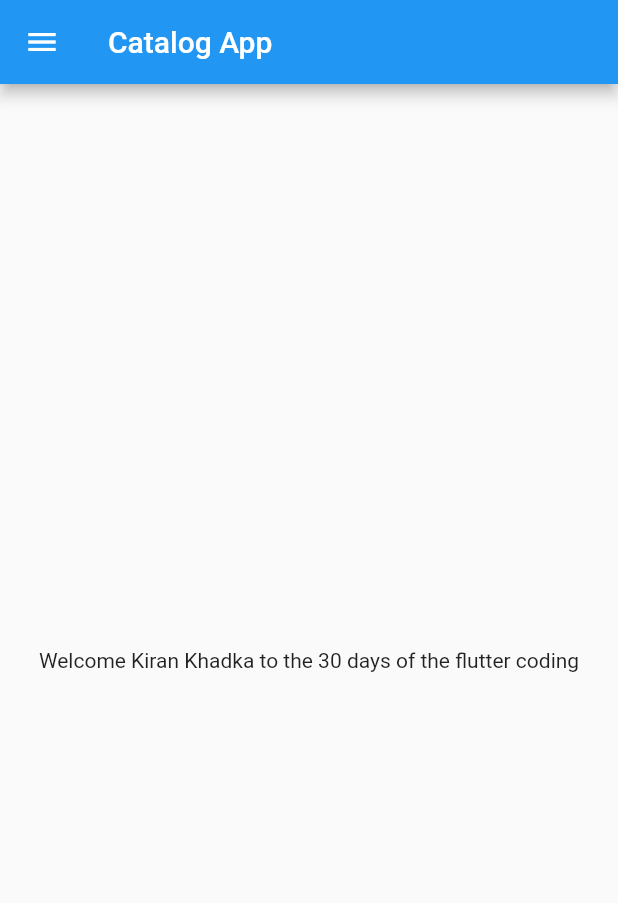
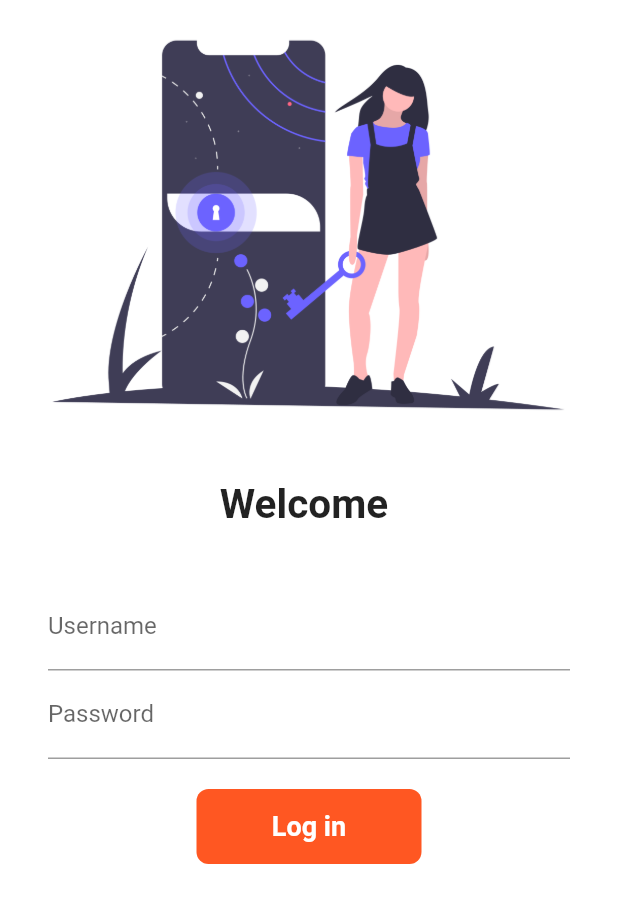
Before and after one commit to Kiran-Khadka/Catalog-App-using-Flutter-, a Flutter app: the screen it shows after launch, on a phone screen of 412 x 824 dp. Shown: the top 903 px of the screen. Run offline on Flutter 3.47's test engine with Material 2 defaults, Android fonts, the phone set to English and light mode, and no system bars; our stand-ins replace flutter_svg, google_fonts.

Commit message:
Day 6 Completed

```diff
--- a/lib/home_page.dart
+++ /dev/null
@@ -1,22 +0,0 @@
-import 'package:flutter/material.dart';
-
-class HomePage extends StatelessWidget {
-  final days = 30;
-  final name = "Kiran Khadka";
-
-  @override
-  Widget build(BuildContext context) {
-    return Scaffold(
-      appBar: AppBar(
-        title: Text("Catalog App"),
-      ),
-      // Scaffold is top level container for material app
-      body: Center(
-        child: Container(
-          child: Text("Welcome $name to the $days days of the flutter coding"),
-        ),
-      ),
-      drawer: Drawer(),
-    );
-  }
-}
--- a/lib/main.dart
+++ b/lib/main.dart
@@ -1,23 +1,49 @@
-
 import 'package:flutter/material.dart';
-import 'package:second_app/home_page.dart';
-
+import 'package:second_app/pages/home_page.dart';
+import 'package:second_app/pages/login_page.dart';
+import 'package:google_fonts/google_fonts.dart';
+import 'package:second_app/utils/routes.dart';
 void main() {
   runApp(MyApp());
 }
 
 class MyApp extends StatelessWidget {
-
   // for learning
   // const pi = 3.14; // constant value cannot be modified or changed
   // final      // final can be modified
   // widget is a kind of component
+  // function is outside of class whereas method is the function inside class
 
-
-  @override
-  Widget build(BuildContext context){
+  @override // completion of the task
+  Widget build(BuildContext context) {
+    ///bringVegetables( thaila: false); //
+    /// if the param is declared when calling the function then the function will take only that param which is declared when calling the function.
+    /// like bringVegetables(rupees: 50);
     return MaterialApp(
-      home: HomePage(),
+      // home: HomePage(), is commented because the routes with homeentry is being made// class is called not the function
+      debugShowCheckedModeBanner: false,
+      themeMode: ThemeMode.light,
+      theme: ThemeData(primarySwatch: Colors.deepOrange),
+      darkTheme: ThemeData(
+          brightness: Brightness.dark,
+          primarySwatch: Colors.red,
+          fontFamily: GoogleFonts.lato().fontFamily,
+          primaryTextTheme: GoogleFonts.latoTextTheme()),
+      initialRoute:
+          "/login", // home is opened instead of loginpage due to use of initialRoute
+      routes: {
+        "/": (context) => LoginPage(), // slash / itself is a home entry
+        // this is object new LoginPage() also works
+        // "/home": (context) => HomePage(),
+        MyRoutes.homeRoute: (context) => HomePage(),
+        MyRoutes.loginRoute: (context) => LoginPage()
+      },
     );
   }
+
+  ////bringVegetables({@required bool thaila, int rupees = 100,}){ // parameters {} curly braces is for the optional param and the default value can be given
+  // Take cycle
+
+  // Go to shop 16
+  ////}
 }
--- a/lib/pages/home_page.dart
+++ b/lib/pages/home_page.dart
@@ -16,7 +16,7 @@ class HomePage extends StatelessWidget {
           child: Text("Welcome $name to the $days days of the flutter coding"),
         ),
       ),
-      drawer: Drawer(),
+      drawer: Drawer(), // drawer is similar to footer
     );
   }
 }
--- a/lib/pages/login_page.dart
+++ b/lib/pages/login_page.dart
@@ -0,0 +1,115 @@
+import 'package:flutter/material.dart';
+import 'package:flutter_svg/flutter_svg.dart';
+import 'package:flutter/services.dart';
+import 'package:second_app/utils/routes.dart';
+
+class LoginPage extends StatefulWidget {
+  @override
+  _LoginPageState createState() => _LoginPageState();
+}
+
+class _LoginPageState extends State<LoginPage> {
+  String name = "";
+  bool changeButton = false;
+  @override
+  Widget build(BuildContext context) {
+    // this is method
+    return Material(
+      color: Colors.white,
+      child: SingleChildScrollView(
+        child: Column(
+          children: [
+            Image.asset(
+              "assets/images/login_img.png",
+              fit: BoxFit.cover,
+              height: 300,
+            ),
+            SizedBox(
+              height: 20.0,
+            ),
+            Text(
+              "Welcome $name",
+              style: TextStyle(
+                fontSize: 27,
+                fontWeight: FontWeight.bold,
+              ),
+            ),
+            SizedBox(
+              height: 20.0,
+            ),
+            Padding(
+              padding:
+                  const EdgeInsets.symmetric(vertical: 16.0, horizontal: 32.0),
+              child: Column(
+                // here first column with children is made and column is wrapped with padding
+                children: [
+                  TextFormField(
+                    // Text Form Field has more advantage over normal text feild
+                    decoration: InputDecoration(
+                      hintText: "Enter username",
+                      labelText: "Username",
+                    ),
+                    onChanged: (value) {
+                      name = value;
+                      setState(() {});
+                    },
+                  ),
+                  TextFormField(
+                    obscureText: true,
+                    decoration: InputDecoration(
+                      hintText: "Enter password",
+                      labelText: "Password",
+                    ),
+                  ),
+                  SizedBox(
+                    height: 20.0,
+                  ),
+                  InkWell(
+                    onTap: () async{
+                      setState(() {
+                        changeButton = true;
+                      });
+
+                      await Future.delayed(Duration(seconds: 1));
+                       Navigator.pushNamed(context, MyRoutes.homeRoute);
+                    },
+                    // to add animation this line is commented child: Container(
+                     child: AnimatedContainer(
+                     duration: Duration(seconds: 1),
+                      width: changeButton? 50: 150, // if changeButton is true then width is 50 if false 150
+                      height: 50,
+                      // color: Colors.deepOrange, // this is commented as it is added in the box decoration.
+                      alignment: Alignment.center,
+                      child: changeButton?Icon(Icons.done, color:Colors.white): Text("Log in",
+                          style: TextStyle(
+                              color: Colors.white,
+                              fontWeight: FontWeight.bold,
+                              fontSize: 18)
+                      ),
+                      decoration: BoxDecoration(
+                        color: Colors.deepOrange,
+                       // shape: changeButton
+                        //    ?BoxShape.circle
+                         //   : BoxShape.rectangle,
+                         borderRadius: BorderRadius.circular(changeButton? 50: 8)
+
+                      ),
+                    ),
+                  ),
+                  // ElevatedButton(
+                  //   child: Text("Login"),
+                  //   style: TextButton.styleFrom(
+                  //       minimumSize: Size(150, 40)),
+                  //   onPressed: () {
+                  //      Navigator.pushNamed(context, MyRoutes.homeRoute);
+                  //   }
+                  // )
+                ],
+              ),
+            ),
+          ],
+        ),
+      ),
+    );
+  }
+}
```
Also changed, not shown: pubspec.yaml (+7 -2 lines), pubspec.lock, 1 other file.
